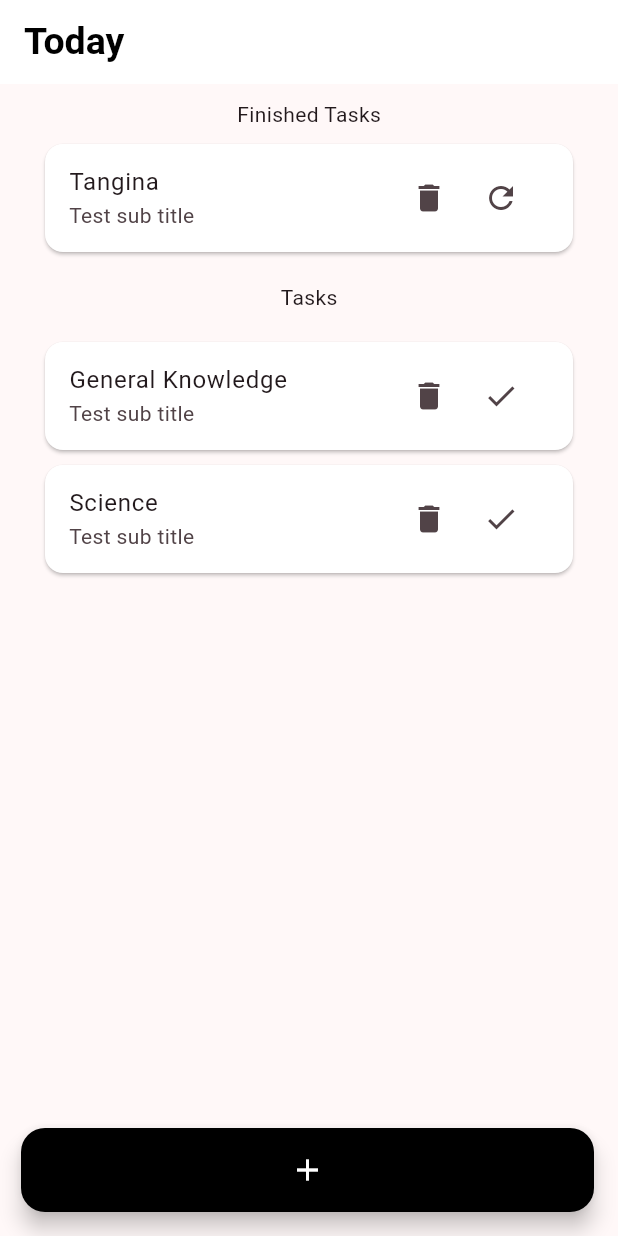
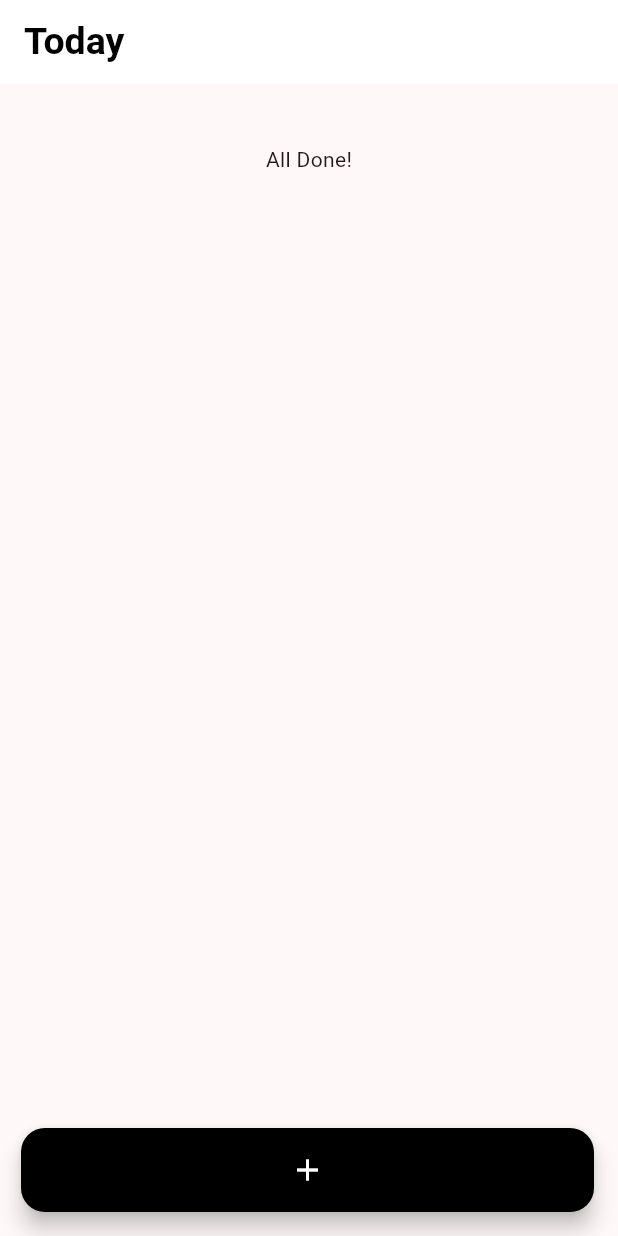
Before and after one commit to urquico/todo_app, a Flutter app: the screen it shows after launch, on a phone screen of 412 x 824 dp. Run offline on Flutter 3.47's test engine with Material 2 defaults, Android fonts, the phone set to English and light mode, and no system bars.

Commit message:
tangina tapos na

```diff
--- a/lib/main.dart
+++ b/lib/main.dart
@@ -34,14 +34,9 @@ class MyHomePage extends StatefulWidget {
 
 class _MyHomePageState extends State<MyHomePage> {
   // variable to store all the todo task from the local storage
-  List<Map<String, dynamic>> todoList = [
-    {'title': 'General Knowledge', 'description': 'Test sub title'},
-    {'title': 'Science', 'description': 'Test sub title'},
-  ];
+  List<Map<String, dynamic>> todoList = [];
 
-  List<Map<String, dynamic>> finished = [
-    {'title': 'Tangina', 'description': 'Test sub title'},
-  ];
+  List<Map<String, dynamic>> finished = [];
 
   // void _incrementCounter() {
   //   setState(() {});
@@ -63,7 +58,15 @@ class _MyHomePageState extends State<MyHomePage> {
           ),
         ),
       ),
-      floatingActionButton: const FullWidthFloatingActionButton(),
+      floatingActionButton: FullWidthFloatingActionButton(
+        todoList: todoList,
+        onTodoListChanged: (newList) {
+          // Update the parent's todoList with the modified list from the child
+          todoList.clear();
+          todoList.addAll(newList);
+          setState(() {});
+        },
+      ),
       // add a list view to display all the todo task
       body: SingleChildScrollView(
         child: Container(
@@ -77,7 +80,7 @@ class _MyHomePageState extends State<MyHomePage> {
             // crossAxisAlignment: CrossAxisAlignment.center,
             children: [
               // display all finished tasks in a list view
-              if (finished.isNotEmpty) const Text("Finished Tasks"),
+              if (finished.isNotEmpty) const Text("Completed"),
 
               if (finished.isNotEmpty)
                 ListView.builder(
@@ -178,7 +181,11 @@ class _MyHomePageState extends State<MyHomePage> {
 }
 
 class FullWidthFloatingActionButton extends StatefulWidget {
-  const FullWidthFloatingActionButton({super.key});
+  final List<Map<String, dynamic>> todoList;
+  final Function(List<Map<String, dynamic>>) onTodoListChanged;
+
+  const FullWidthFloatingActionButton(
+      {super.key, required this.todoList, required this.onTodoListChanged});
 
   @override
   State<FullWidthFloatingActionButton> createState() =>
@@ -274,8 +281,18 @@ class _FullWidthFloatingActionButtonState
                               padding: const EdgeInsets.all(16.0),
                               child: ElevatedButton(
                                 onPressed: () {
-                                  // print(title);
-                                  // print(description);
+                                  List<Map<String, dynamic>> newTodoList =
+                                      List.from(widget.todoList);
+
+                                  newTodoList.add({
+                                    'title': title,
+                                    'description': description
+                                  });
+
+                                  // Notify the parent widget about the change
+                                  widget.onTodoListChanged(newTodoList);
+
+                                  Navigator.pop(context);
                                 },
                                 style: ElevatedButton.styleFrom(
                                   backgroundColor: Colors
```
